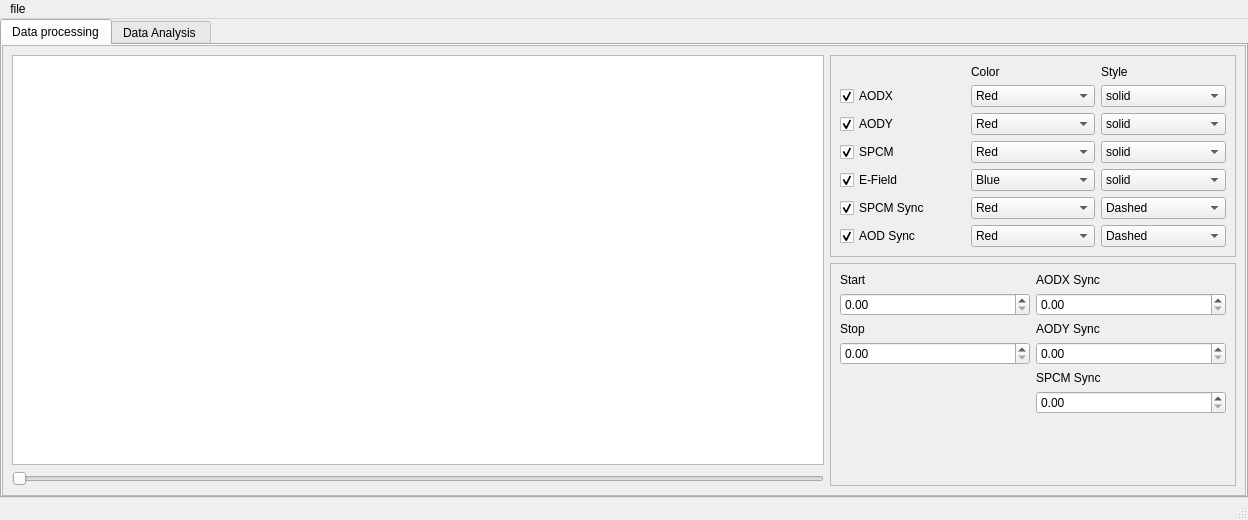
Old version of the form vopguiscrollable.ui in the repository jonvhauw/Project.
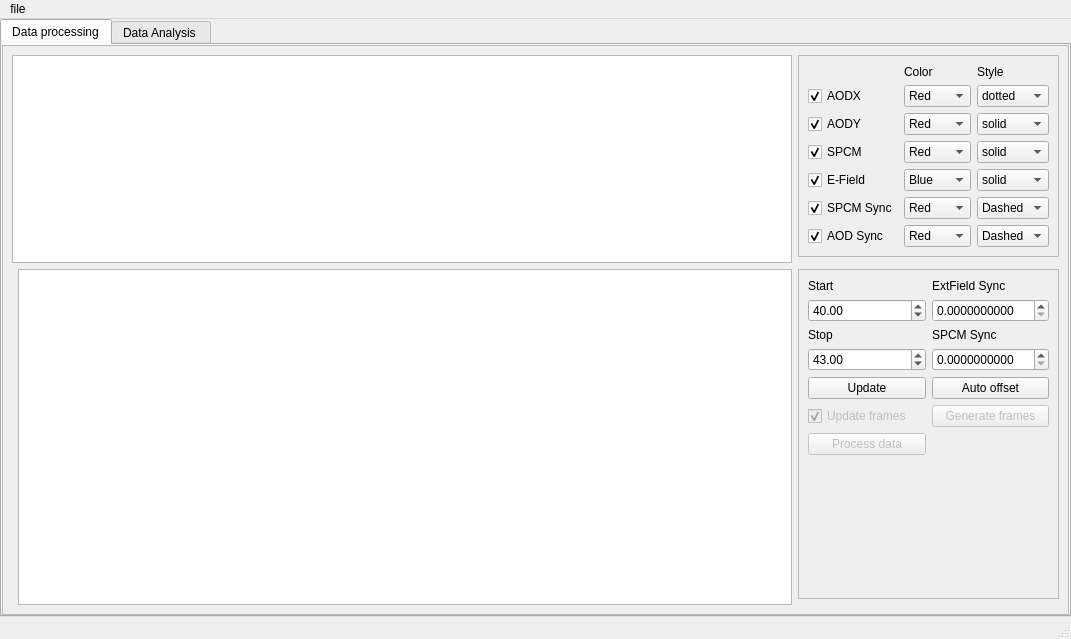
New version of the form.

What changed in the file:
```diff
--- a/vopguiscrollable.ui
+++ b/vopguiscrollable.ui
@@ -6,8 +6,8 @@
    <rect>
     <x>0</x>
     <y>0</y>
-    <width>1248</width>
-    <height>520</height>
+    <width>1071</width>
+    <height>639</height>
    </rect>
   </property>
   <property name="windowTitle">
@@ -59,86 +59,11 @@
             <rect>
              <x>0</x>
              <y>0</y>
-             <width>1240</width>
-             <height>438</height>
+             <width>1063</width>
+             <height>557</height>
             </rect>
            </property>
            <layout class="QGridLayout" name="gridLayout_3">
-            <item row="1" column="2" rowspan="3">
-             <widget class="QFrame" name="frameSync">
-              <property name="frameShape">
-               <enum>QFrame::StyledPanel</enum>
-              </property>
-              <property name="frameShadow">
-               <enum>QFrame::Raised</enum>
-              </property>
-              <layout class="QGridLayout" name="gridLayout_11">
-               <item row="3" column="1">
-                <widget class="QDoubleSpinBox" name="spinBoxAODYSync"/>
-               </item>
-               <item row="0" column="1">
-                <widget class="QLabel" name="labelAODXSync">
-                 <property name="text">
-                  <string>AODX Sync</string>
-                 </property>
-                </widget>
-               </item>
-               <item row="3" column="0">
-                <widget class="QDoubleSpinBox" name="spinBoxStop"/>
-               </item>
-               <item row="1" column="0">
-                <widget class="QDoubleSpinBox" name="spinBoxStart"/>
-               </item>
-               <item row="2" column="0">
-                <widget class="QLabel" name="labelStop">
-                 <property name="text">
-                  <string>Stop</string>
-                 </property>
-                </widget>
-               </item>
-               <item row="0" column="0">
-                <widget class="QLabel" name="labelStart">
-                 <property name="text">
-                  <string>Start</string>
-                 </property>
-                </widget>
-               </item>
-               <item row="4" column="1">
-                <widget class="QLabel" name="labelSPCMSync">
-                 <property name="text">
-                  <string>SPCM Sync</string>
-                 </property>
-                </widget>
-               </item>
-               <item row="1" column="1">
-                <widget class="QDoubleSpinBox" name="spinBoxAODXSync"/>
-               </item>
-               <item row="5" column="1">
-                <widget class="QDoubleSpinBox" name="spinBoxSPCMSync"/>
-               </item>
-               <item row="2" column="1">
-                <widget class="QLabel" name="labelAODYSync">
-                 <property name="text">
-                  <string>AODY Sync</string>
-                 </property>
-                </widget>
-               </item>
-               <item row="6" column="1">
-                <spacer name="verticalSpacer">
-                 <property name="orientation">
-                  <enum>Qt::Vertical</enum>
-                 </property>
-                 <property name="sizeHint" stdset="0">
-                  <size>
-                   <width>20</width>
-                   <height>40</height>
-                  </size>
-                 </property>
-                </spacer>
-               </item>
-              </layout>
-             </widget>
-            </item>
             <item row="0" column="2">
              <widget class="QFrame" name="frameControl">
               <property name="frameShape">
@@ -212,11 +137,11 @@
                <item row="1" column="2">
                 <widget class="QComboBox" name="comboStyleAODX">
                  <property name="currentIndex">
-                  <number>2</number>
+                  <number>0</number>
                  </property>
                  <item>
                   <property name="text">
-                   <string>Dotted</string>
+                   <string>dotted</string>
                   </property>
                  </item>
                  <item>
@@ -576,7 +501,138 @@
               </layout>
              </widget>
             </item>
-            <item row="0" column="0" rowspan="3" colspan="2">
+            <item row="2" column="2">
+             <widget class="QFrame" name="frameSync">
+              <property name="frameShape">
+               <enum>QFrame::StyledPanel</enum>
+              </property>
+              <property name="frameShadow">
+               <enum>QFrame::Raised</enum>
+              </property>
+              <layout class="QGridLayout" name="gridLayout_11">
+               <item row="5" column="0">
+                <widget class="QPushButton" name="buttonUpdate">
+                 <property name="text">
+                  <string>Update</string>
+                 </property>
+                </widget>
+               </item>
+               <item row="1" column="1">
+                <widget class="QDoubleSpinBox" name="spinBoxeFieldSync">
+                 <property name="decimals">
+                  <number>10</number>
+                 </property>
+                </widget>
+               </item>
+               <item row="7" column="1">
+                <widget class="QPushButton" name="generateFrames">
+                 <property name="enabled">
+                  <bool>false</bool>
+                 </property>
+                 <property name="text">
+                  <string>Generate frames</string>
+                 </property>
+                </widget>
+               </item>
+               <item row="7" column="0">
+                <widget class="QCheckBox" name="updateFrames">
+                 <property name="enabled">
+                  <bool>false</bool>
+                 </property>
+                 <property name="tabletTracking">
+                  <bool>false</bool>
+                 </property>
+                 <property name="text">
+                  <string>Update frames</string>
+                 </property>
+                 <property name="checked">
+                  <bool>true</bool>
+                 </property>
+                </widget>
+               </item>
+               <item row="0" column="1">
+                <widget class="QLabel" name="labelAODXSync">
+                 <property name="text">
+                  <string>ExtField Sync</string>
+                 </property>
+                </widget>
+               </item>
+               <item row="3" column="0">
+                <widget class="QDoubleSpinBox" name="spinBoxStop">
+                 <property name="value">
+                  <double>43.000000000000000</double>
+                 </property>
+                </widget>
+               </item>
+               <item row="1" column="0">
+                <widget class="QDoubleSpinBox" name="spinBoxStart">
+                 <property name="value">
+                  <double>40.000000000000000</double>
+                 </property>
+                </widget>
+               </item>
+               <item row="0" column="0">
+                <widget class="QLabel" name="labelStart">
+                 <property name="text">
+                  <string>Start</string>
+                 </property>
+                </widget>
+               </item>
+               <item row="2" column="0">
+                <widget class="QLabel" name="labelStop">
+                 <property name="text">
+                  <string>Stop</string>
+                 </property>
+                </widget>
+               </item>
+               <item row="3" column="1">
+                <widget class="QDoubleSpinBox" name="spinBoxSPCMSync">
+                 <property name="decimals">
+                  <number>10</number>
+                 </property>
+                </widget>
+               </item>
+               <item row="2" column="1">
+                <widget class="QLabel" name="labelSPCMSync">
+                 <property name="text">
+                  <string>SPCM Sync</string>
+                 </property>
+                </widget>
+               </item>
+               <item row="5" column="1">
+                <widget class="QPushButton" name="autoOffset">
+                 <property name="text">
+                  <string>Auto offset</string>
+                 </property>
+                </widget>
+               </item>
+               <item row="9" column="1">
+                <spacer name="verticalSpacer">
+                 <property name="orientation">
+                  <enum>Qt::Vertical</enum>
+                 </property>
+                 <property name="sizeHint" stdset="0">
+                  <size>
+                   <width>20</width>
+                   <height>40</height>
+                  </size>
+                 </property>
+                </spacer>
+               </item>
+               <item row="8" column="0">
+                <widget class="QPushButton" name="processData">
+                 <property name="enabled">
+                  <bool>false</bool>
+                 </property>
+                 <property name="text">
+                  <string>Process data</string>
+                 </property>
+                </widget>
+               </item>
+              </layout>
+             </widget>
+            </item>
+            <item row="0" column="0" rowspan="2" colspan="2">
              <widget class="QGraphicsView" name="graphicsTimeTraces">
               <property name="sizePolicy">
                <sizepolicy hsizetype="Expanding" vsizetype="Minimum">
@@ -586,12 +642,8 @@
               </property>
              </widget>
             </item>
-            <item row="3" column="0" colspan="2">
-             <widget class="QSlider" name="horizontalSliderTimeTraces">
-              <property name="orientation">
-               <enum>Qt::Horizontal</enum>
-              </property>
-             </widget>
+            <item row="2" column="1" rowspan="2">
+             <widget class="QGraphicsView" name="graphicsFrames"/>
             </item>
            </layout>
           </widget>
@@ -1159,7 +1211,7 @@
     <rect>
      <x>0</x>
      <y>0</y>
-     <width>1248</width>
+     <width>1071</width>
      <height>26</height>
     </rect>
    </property>
```
Left out of the diff: 12 changed lines with no effect on the pictures.
